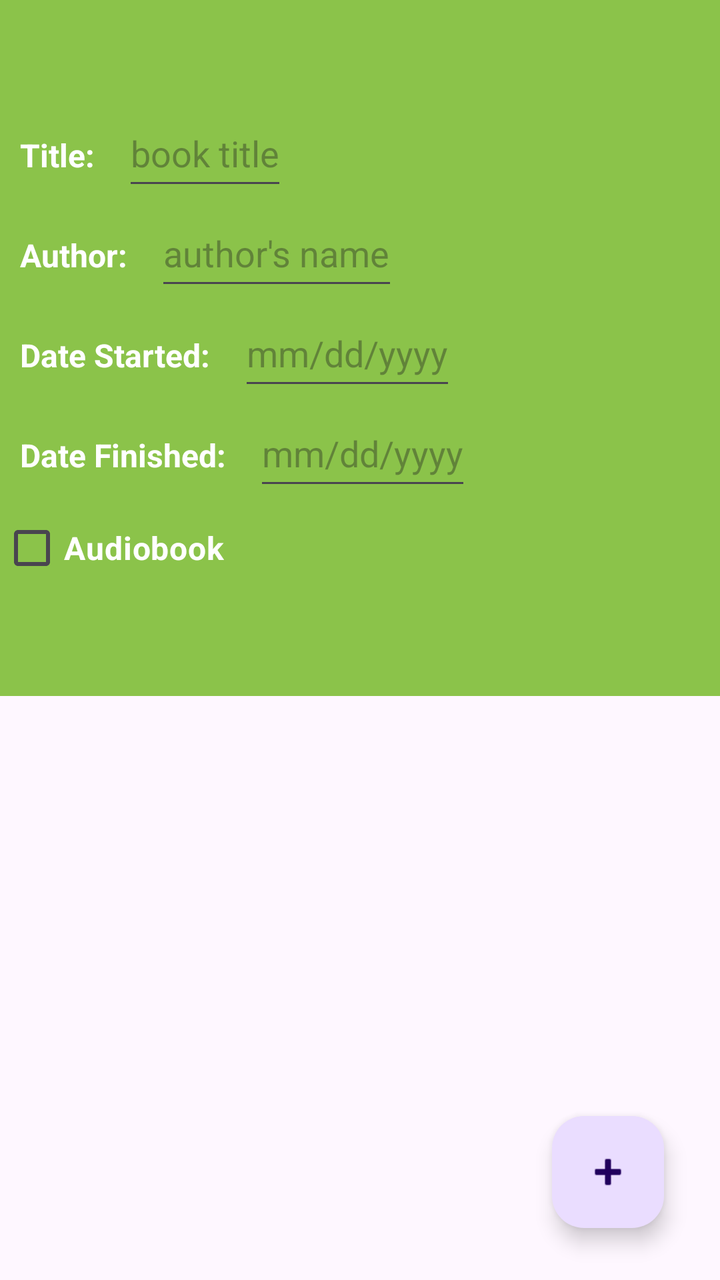
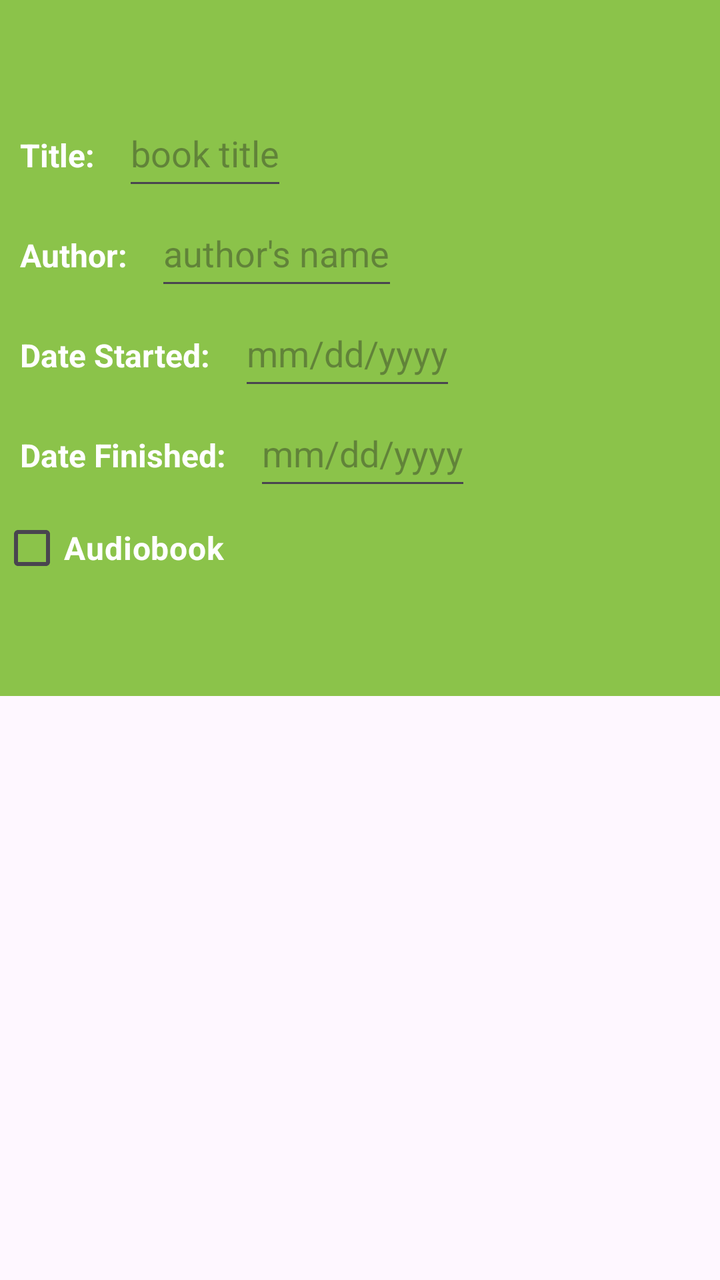

Compare the two renders of this Android layout. The source of the first and the diff that turns it into the second are given below.
<!-- AndroidManifest.xml: application theme Theme.D424BookTracker -->
<!-- res/layout/activity_book_details.xml -->
<?xml version="1.0" encoding="utf-8"?>
<androidx.constraintlayout.widget.ConstraintLayout xmlns:android="http://schemas.android.com/apk/res/android"
    xmlns:app="http://schemas.android.com/apk/res-auto"
    xmlns:tools="http://schemas.android.com/tools"
    android:id="@+id/main"

    android:layout_width="match_parent"
    android:layout_height="match_parent"
    tools:context=".UI.BookDetails">

    <ScrollView
        android:id="@+id/scrollView"
        android:layout_width="407dp"
        android:layout_height="wrap_content"
        android:background="#8BC34A"
        app:layout_constraintLeft_toLeftOf="parent"
        app:layout_constraintTop_toTopOf="parent">

        <LinearLayout
            android:layout_width="match_parent"
            android:layout_height="wrap_content"
            android:orientation="vertical"
            android:paddingTop="50dp"
            android:paddingBottom="50dp">

            <LinearLayout
                android:layout_width="wrap_content"
                android:layout_height="wrap_content"
                android:orientation="horizontal">

                <TextView
                    android:layout_width="wrap_content"
                    android:layout_height="50dp"
                    android:padding="10dp"
                    android:text="Title: "
                    android:textColor="#FFFFFF"
                    android:textSize="16sp"
                    android:textStyle="bold" />

                <EditText
                    android:id="@+id/titletext"
                    android:layout_width="wrap_content"
                    android:layout_height="50dp"
                    android:hint="book title" />
            </LinearLayout>

            <LinearLayout
                android:layout_width="wrap_content"
                android:layout_height="wrap_content"
                android:orientation="horizontal">

                <TextView
                    android:layout_width="wrap_content"
                    android:layout_height="50dp"
                    android:padding="10dp"
                    android:text="Author: "
                    android:textColor="#FFFFFF"
                    android:textSize="16sp"
                    android:textStyle="bold" />

                <EditText
                    android:id="@+id/authortext"
                    android:layout_width="wrap_content"
                    android:layout_height="50dp"
                    android:hint="author's name" />
            </LinearLayout>

            <LinearLayout
                android:layout_width="wrap_content"
                android:layout_height="wrap_content"
                android:orientation="horizontal">

                <TextView
                    android:layout_width="wrap_content"
                    android:layout_height="50dp"
                    android:padding="10dp"
                    android:text="Date Started: "
                    android:textColor="#FFFFFF"
                    android:textSize="16sp"
                    android:textStyle="bold" />

                <EditText
                    android:id="@+id/startdatetext"
                    android:layout_width="wrap_content"
                    android:layout_height="50dp"
                    android:hint="mm/dd/yyyy" />
            </LinearLayout>

            <LinearLayout
                android:layout_width="wrap_content"
                android:layout_height="wrap_content"
                android:orientation="horizontal">

                <TextView
                    android:layout_width="wrap_content"
                    android:layout_height="50dp"
                    android:padding="10dp"
                    android:text="Date Finished: "
                    android:textColor="#FFFFFF"
                    android:textSize="16sp"
                    android:textStyle="bold" />

                <EditText
                    android:id="@+id/enddatetext"
                    android:layout_width="wrap_content"
                    android:layout_height="50dp"
                    android:hint="mm/dd/yyyy" />
            </LinearLayout>

            <CheckBox
                android:id="@+id/audiobookcheck"
                android:layout_width="wrap_content"
                android:layout_height="wrap_content"
                android:textColor="#FFFFFF"
                android:textSize="16sp"
                android:textStyle="bold"
                android:text="Audiobook" />

            <LinearLayout
                android:layout_width="wrap_content"
                android:layout_height="wrap_content"
                android:orientation="horizontal">


            <LinearLayout
                android:id="@+id/speedcontainer"
                android:layout_width="match_parent"
                android:layout_height="wrap_content"
                android:orientation="horizontal"
               android:visibility="gone">

                <TextView
                    android:layout_width="wrap_content"
                    android:layout_height="50dp"
                    android:padding="10dp"
                    android:text="Listening speed:"
                    android:textColor="#FFFFFF"
                    android:textSize="16sp"
                    android:textStyle="bold"/>

            <EditText
                android:id="@+id/listeningspeed"
                android:layout_width="wrap_content"
                android:layout_height="50dp"
                android:hint="mm/dd/yyyy" />

        </LinearLayout>
        </LinearLayout>

        </LinearLayout>
    </ScrollView>

    <com.google.android.material.floatingactionbutton.FloatingActionButton
        android:id="@+id/floatingActionButton2"
        android:layout_width="wrap_content"
        android:layout_height="wrap_content"
        android:layout_marginEnd="28dp"
        android:layout_marginBottom="26dp"
        android:clickable="true"
        app:layout_constraintBottom_toBottomOf="parent"
        app:layout_constraintEnd_toEndOf="parent"
        app:srcCompat="@android:drawable/ic_input_add" />

</androidx.constraintlayout.widget.ConstraintLayout>
<!-- resources referenced by this layout -->
<resources>
  <style name="Theme.D424BookTracker" parent="Base.Theme.D308Planner" />
  <style name="Base.Theme.D308Planner" parent="Theme.Material3.DayNight">
          
          
      </style>
</resources>

<!-- the commit's change to res/layout/activity_book_details.xml (unified diff, before → after) -->
@@ -150,15 +150,4 @@
         </LinearLayout>
     </ScrollView>
 
-    <com.google.android.material.floatingactionbutton.FloatingActionButton
-        android:id="@+id/floatingActionButton2"
-        android:layout_width="wrap_content"
-        android:layout_height="wrap_content"
-        android:layout_marginEnd="28dp"
-        android:layout_marginBottom="26dp"
-        android:clickable="true"
-        app:layout_constraintBottom_toBottomOf="parent"
-        app:layout_constraintEnd_toEndOf="parent"
-        app:srcCompat="@android:drawable/ic_input_add" />
-
 </androidx.constraintlayout.widget.ConstraintLayout>
